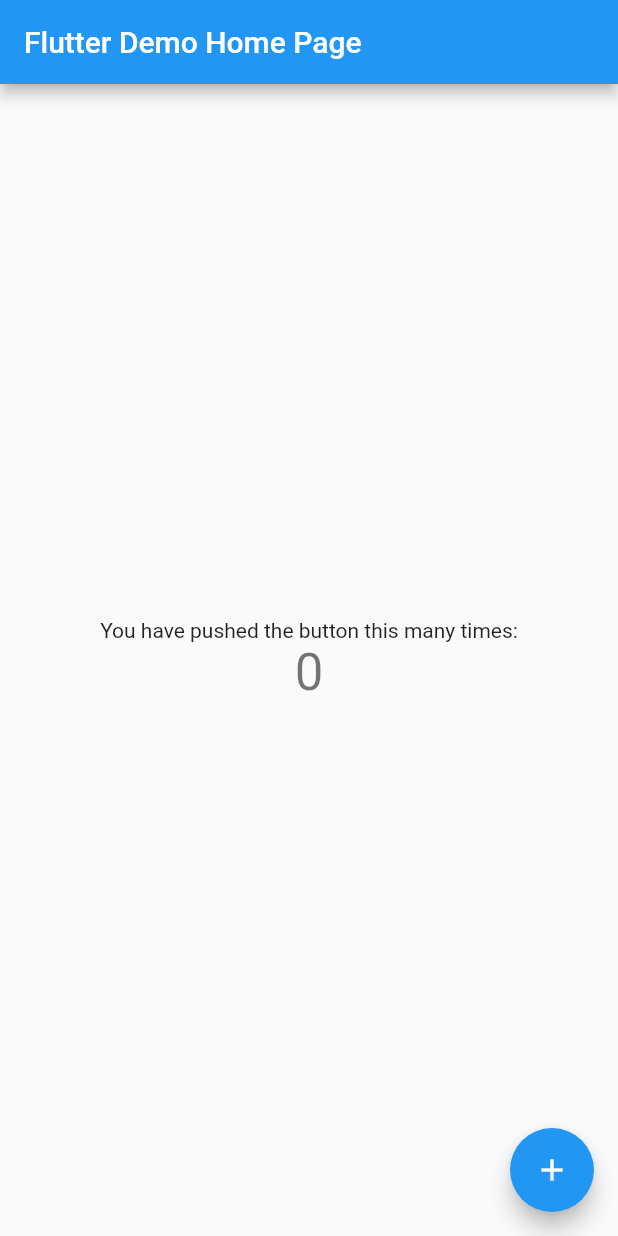
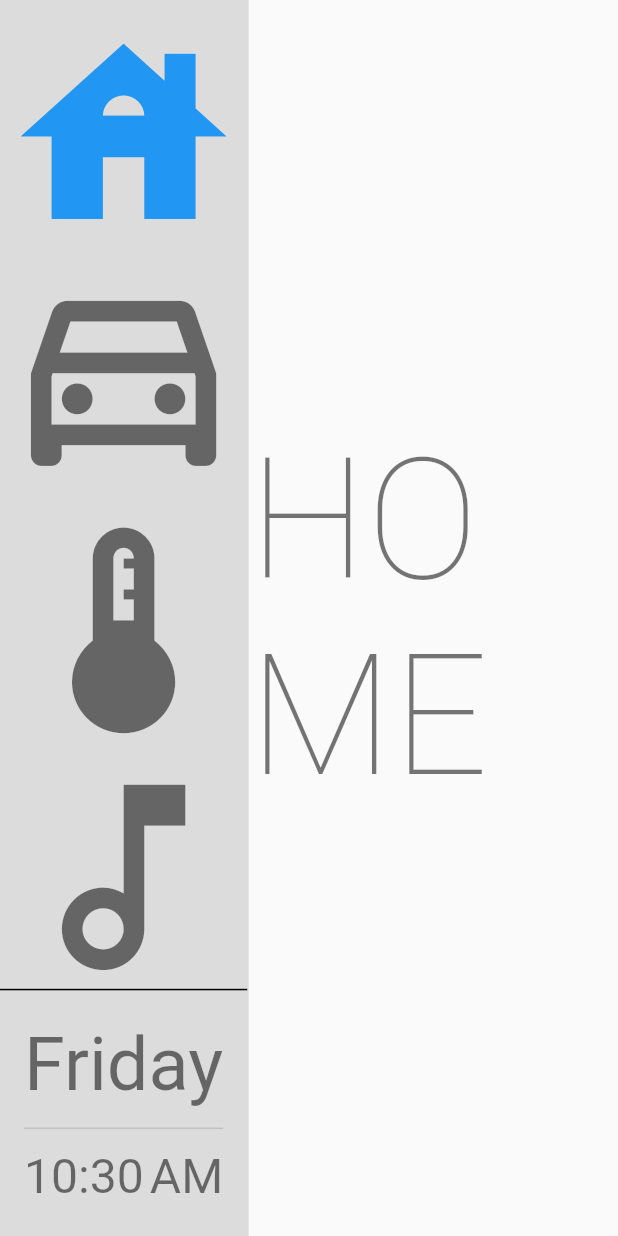
Before and after one commit to felipeerias/flutter_homescreen, a Flutter app: the screen it shows after launch, on a phone screen of 412 x 824 dp. Run offline on Flutter 3.47's test engine with Material 2 defaults, Android fonts, the phone set to English and light mode, and no system bars.

Commit message:
Basic structure

```diff
--- /dev/null
+++ b/lib/homescreen.dart
@@ -0,0 +1,142 @@
+import 'package:flutter/material.dart';
+import 'package:flutter_homescreen/page_dashboard.dart';
+import 'package:flutter_homescreen/page_home.dart';
+import 'package:flutter_homescreen/page_hvac.dart';
+import 'package:flutter_homescreen/page_media.dart';
+import 'package:flutter_homescreen/widget_clock.dart';
+
+class Homescreen extends StatefulWidget {
+  Homescreen({Key? key, required this.title}) : super(key: key);
+
+  final String title;
+
+  @override
+  _HomescreenState createState() => _HomescreenState();
+}
+
+class _HomescreenState extends State<Homescreen> {
+  int _selectedIndex = 0;
+
+  @override
+  Widget build(BuildContext context) {
+    var screenHeight = MediaQuery.of(context).size.height;
+    var iconSize = screenHeight / 5;
+
+    return Scaffold(
+      body: Row(
+        children: <Widget>[
+          Stack(
+            children: [
+              NavigationRail(
+                backgroundColor: Colors.black12,
+                selectedIndex: _selectedIndex,
+                groupAlignment: -1.0,
+                minWidth: iconSize,
+                // leading widget?
+                // trailing widget does not expand to bottom
+                onDestinationSelected: (int index) {
+                  setState(() {
+                    _selectedIndex = index;
+                  });
+                },
+                selectedIconTheme: IconTheme.of(context).copyWith(
+                  size: iconSize,
+                  color: Theme.of(context).accentColor,
+                ),
+                unselectedIconTheme: IconTheme.of(context).copyWith(
+                  size: iconSize,
+                  color: Theme.of(context).unselectedWidgetColor,
+                ),
+                labelType: NavigationRailLabelType.none,
+                destinations: <NavigationRailDestination>[
+                  NavigationRailDestination(
+                    icon: Icon(Icons.house_outlined),
+                    selectedIcon: Icon(Icons.house),
+                    label: Text('Home'),
+                  ),
+                  NavigationRailDestination(
+                    icon: Icon(Icons.drive_eta_outlined),
+                    selectedIcon: Icon(Icons.drive_eta),
+                    label: Text('Dashboard'),
+                  ),
+                  NavigationRailDestination(
+                    icon: Icon(Icons.thermostat_outlined),
+                    selectedIcon: Icon(Icons.thermostat),
+                    label: Text('HVAC'),
+                  ),
+                  NavigationRailDestination(
+                    icon: Icon(Icons.music_note_outlined),
+                    selectedIcon: Icon(Icons.music_note),
+                    label: Text('Media'),
+                  ),
+                ],
+              ),
+              Positioned(
+                bottom: 0,
+                left: 0,
+                right: 0,
+                // This is the info widget with time, date, etc.
+                child: ClockWiddget(size: iconSize),
+              )
+            ],
+          ),
+          const VerticalDivider(thickness: 1, width: 1),
+          // This is the main content.
+          Expanded(
+            child: Center(child: _childForIndex(_selectedIndex)),
+          )
+        ],
+      ),
+    );
+  }
+
+  Widget _childForIndex(int selectedIndex) {
+    switch (selectedIndex) {
+      case 0:
+        return HomePage();
+      case 1:
+        return DashboardPage();
+      case 2:
+        return HVACPage();
+      case 3:
+        return MediaPage();
+      default:
+        return Text('Undefined');
+    }
+  }
+}
+
+/*
+ElevatedButton(
+                child: const Text('Open app'),
+                onPressed: () {
+                  Navigator.push(
+                    context,
+                    MaterialPageRoute(
+                        builder: (context) => const SecondRoute()),
+                  );
+                },
+              ),
+
+class SecondRoute extends StatelessWidget {
+  const SecondRoute({Key? key}) : super(key: key);
+
+  @override
+  Widget build(BuildContext context) {
+    return Scaffold(
+      appBar: AppBar(
+        title: const Text("Second Route"),
+      ),
+      body: Center(
+        child: ElevatedButton(
+          onPressed: () {
+            Navigator.pop(context);
+          },
+          child: const Text('Go back!'),
+        ),
+      ),
+    );
+  }
+}
+
+*/
--- a/lib/main.dart
+++ b/lib/main.dart
@@ -1,4 +1,5 @@
 import 'package:flutter/material.dart';
+import 'package:flutter_homescreen/homescreen.dart';
 
 void main() {
   runApp(MyApp());
@@ -9,105 +10,11 @@
   @override
   Widget build(BuildContext context) {
     return MaterialApp(
-      title: 'Flutter Demo',
+      title: 'Flutter Homescreen',
       theme: ThemeData(
-        // This is the theme of your application.
-        //
-        // Try running your application with "flutter run". You'll see the
-        // application has a blue toolbar. Then, without quitting the app, try
-        // changing the primarySwatch below to Colors.green and then invoke
-        // "hot reload" (press "r" in the console where you ran "flutter run",
-        // or simply save your changes to "hot reload" in a Flutter IDE).
-        // Notice that the counter didn't reset back to zero; the application
-        // is not restarted.
         primarySwatch: Colors.blue,
       ),
-      home: MyHomePage(title: 'Flutter Demo Home Page'),
+      home: Homescreen(title: 'Flutter Homescreen'),
     );
   }
 }
-
-class MyHomePage extends StatefulWidget {
-  MyHomePage({Key? key, required this.title}) : super(key: key);
-
-  // This widget is the home page of your application. It is stateful, meaning
-  // that it has a State object (defined below) that contains fields that affect
-  // how it looks.
-
-  // This class is the configuration for the state. It holds the values (in this
-  // case the title) provided by the parent (in this case the App widget) and
-  // used by the build method of the State. Fields in a Widget subclass are
-  // always marked "final".
-
-  final String title;
-
-  @override
-  _MyHomePageState createState() => _MyHomePageState();
-}
-
-class _MyHomePageState extends State<MyHomePage> {
-  int _counter = 0;
-
-  void _incrementCounter() {
-    setState(() {
-      // This call to setState tells the Flutter framework that something has
-      // changed in this State, which causes it to rerun the build method below
-      // so that the display can reflect the updated values. If we changed
-      // _counter without calling setState(), then the build method would not be
-      // called again, and so nothing would appear to happen.
-      _counter++;
-    });
-  }
-
-  @override
-  Widget build(BuildContext context) {
-    // This method is rerun every time setState is called, for instance as done
-    // by the _incrementCounter method above.
-    //
-    // The Flutter framework has been optimized to make rerunning build methods
-    // fast, so that you can just rebuild anything that needs updating rather
-    // than having to individually change instances of widgets.
-    return Scaffold(
-      appBar: AppBar(
-        // Here we take the value from the MyHomePage object that was created by
-        // the App.build method, and use it to set our appbar title.
-        title: Text(widget.title),
-      ),
-      body: Center(
-        // Center is a layout widget. It takes a single child and positions it
-        // in the middle of the parent.
-        child: Column(
-          // Column is also a layout widget. It takes a list of children and
-          // arranges them vertically. By default, it sizes itself to fit its
-          // children horizontally, and tries to be as tall as its parent.
-          //
-          // Invoke "debug painting" (press "p" in the console, choose the
-          // "Toggle Debug Paint" action from the Flutter Inspector in Android
-          // Studio, or the "Toggle Debug Paint" command in Visual Studio Code)
-          // to see the wireframe for each widget.
-          //
-          // Column has various properties to control how it sizes itself and
-          // how it positions its children. Here we use mainAxisAlignment to
-          // center the children vertically; the main axis here is the vertical
-          // axis because Columns are vertical (the cross axis would be
-          // horizontal).
-          mainAxisAlignment: MainAxisAlignment.center,
-          children: <Widget>[
-            Text(
-              'You have pushed the button this many times:',
-            ),
-            Text(
-              '$_counter',
-              style: Theme.of(context).textTheme.headline4,
-            ),
-          ],
-        ),
-      ),
-      floatingActionButton: FloatingActionButton(
-        onPressed: _incrementCounter,
-        tooltip: 'Increment',
-        child: Icon(Icons.add),
-      ), // This trailing comma makes auto-formatting nicer for build methods.
-    );
-  }
-}
--- /dev/null
+++ b/lib/page_dashboard.dart
@@ -0,0 +1,12 @@
+import 'package:flutter/material.dart';
+
+class DashboardPage extends StatelessWidget {
+  // TODO placeholder
+  @override
+  Widget build(BuildContext context) {
+    return Text(
+      'Dashboard',
+      style: Theme.of(context).textTheme.headline1,
+    );
+  }
+}
--- /dev/null
+++ b/lib/page_home.dart
@@ -0,0 +1,12 @@
+import 'package:flutter/material.dart';
+
+class HomePage extends StatelessWidget {
+  // TODO placeholder
+  @override
+  Widget build(BuildContext context) {
+    return Text(
+      'HOME',
+      style: Theme.of(context).textTheme.headline1,
+    );
+  }
+}
--- /dev/null
+++ b/lib/page_hvac.dart
@@ -0,0 +1,12 @@
+import 'package:flutter/material.dart';
+
+class HVACPage extends StatelessWidget {
+  // TODO placeholder
+  @override
+  Widget build(BuildContext context) {
+    return Text(
+      'HVAC',
+      style: Theme.of(context).textTheme.headline1,
+    );
+  }
+}
--- /dev/null
+++ b/lib/page_media.dart
@@ -0,0 +1,12 @@
+import 'package:flutter/material.dart';
+
+class MediaPage extends StatelessWidget {
+  // TODO placeholder
+  @override
+  Widget build(BuildContext context) {
+    return Text(
+      'Media',
+      style: Theme.of(context).textTheme.headline1,
+    );
+  }
+}
--- /dev/null
+++ b/lib/widget_clock.dart
@@ -0,0 +1,74 @@
+import 'dart:async';
+
+import 'package:flutter/material.dart';
+import 'package:intl/intl.dart';
+
+class ClockWiddget extends StatefulWidget {
+  final double size;
+
+  const ClockWiddget({Key? key, required this.size}) : super(key: key);
+
+  @override
+  _ClockWiddgetState createState() => _ClockWiddgetState();
+}
+
+class _ClockWiddgetState extends State<ClockWiddget> {
+  late Timer _timer;
+  DateTime _now = DateTime.now();
+
+  @override
+  void initState() {
+    _now = DateTime.now();
+    _timer = new Timer.periodic(
+      Duration(seconds: 1),
+      (Timer timer) {
+        setState(() {
+          _now = DateTime.now();
+        });
+      },
+    );
+    super.initState();
+  }
+
+  @override
+  void dispose() {
+    _timer.cancel();
+    super.dispose();
+  }
+
+  @override
+  Widget build(BuildContext context) {
+    return Container(
+      height: widget.size,
+      padding: EdgeInsets.all(16.0),
+      decoration: BoxDecoration(
+        border: Border(
+          top: BorderSide(
+            width: 1.0,
+          ),
+        ),
+      ),
+      child: Column(
+        children: [
+          FittedBox(
+            fit: BoxFit.contain,
+            child: Text(
+              DateFormat('EEEE').format(_now),
+              style: Theme.of(context).textTheme.headline2,
+            ),
+          ),
+          const Divider(thickness: 1),
+          FittedBox(
+            fit: BoxFit.contain,
+            child: Text(
+              DateFormat.jm().format(_now),
+              style: Theme.of(context).textTheme.headline2,
+            ),
+          ),
+        ],
+        mainAxisAlignment: MainAxisAlignment.spaceEvenly,
+      ),
+      alignment: Alignment.center,
+    );
+  }
+}
--- a/pubspec.yaml
+++ b/pubspec.yaml
@@ -28,6 +28,7 @@
   # The following adds the Cupertino Icons font to your application.
   # Use with the CupertinoIcons class for iOS style icons.
   cupertino_icons: ^1.0.2
+  intl: ^0.17.0
 
 dev_dependencies:
   flutter_test:
```
Also changed, not shown: pubspec.lock.
